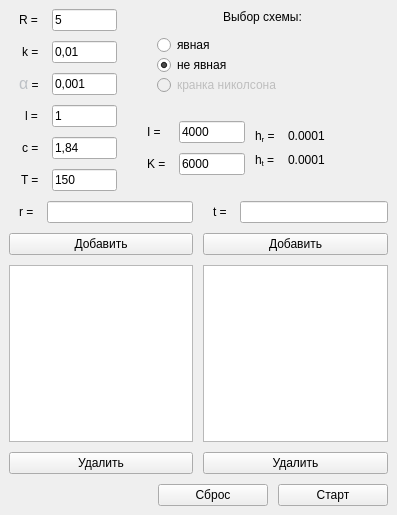
androidZ200/Simulation-of-heat-propagation, file mainwindow.ui: the form before one commit.
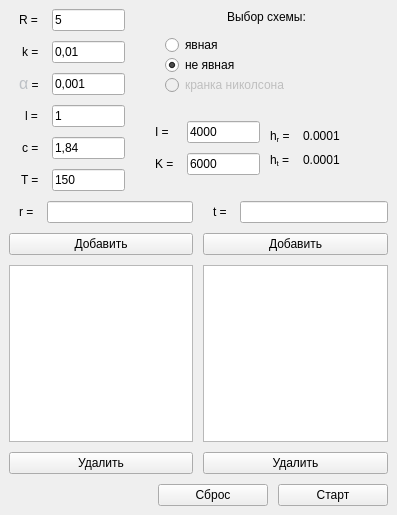
The form after the commit.

The edit to the form file:
```diff
--- a/mainwindow.ui
+++ b/mainwindow.ui
@@ -221,7 +221,7 @@
              <widget class="QLineEdit" name="lineEdit_I">
               <property name="maximumSize">
                <size>
-                <width>110</width>
+                <width>130</width>
                 <height>16777215</height>
                </size>
               </property>
@@ -244,7 +244,7 @@
              <widget class="QLineEdit" name="lineEdit_K">
               <property name="maximumSize">
                <size>
-                <width>110</width>
+                <width>130</width>
                 <height>16777215</height>
                </size>
               </property>
@@ -277,7 +277,7 @@
              <widget class="QLabel" name="label_hr">
               <property name="minimumSize">
                <size>
-                <width>90</width>
+                <width>75</width>
                 <height>0</height>
                </size>
               </property>
@@ -303,7 +303,7 @@
              <widget class="QLabel" name="label_ht">
               <property name="minimumSize">
                <size>
-                <width>90</width>
+                <width>75</width>
                 <height>0</height>
                </size>
               </property>
```
